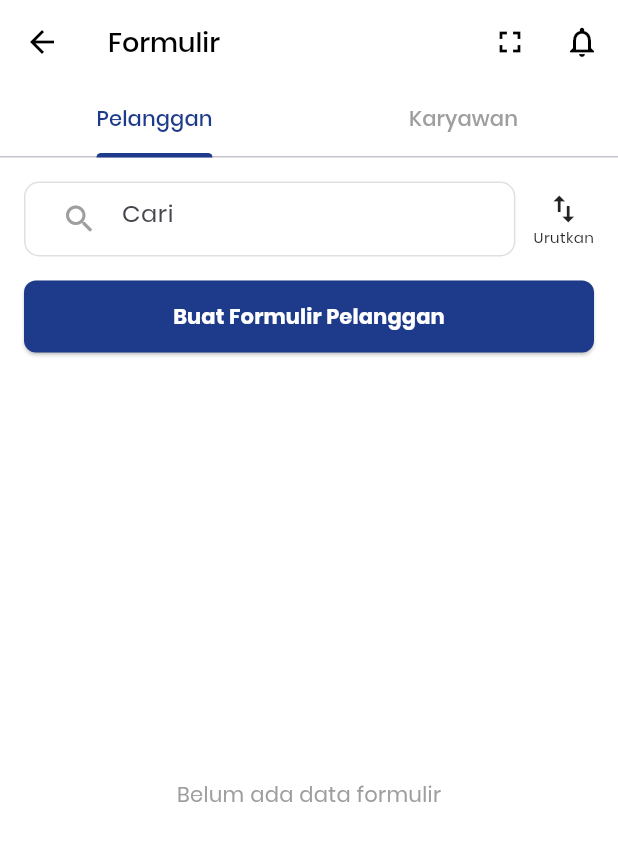
After one commit to ariefprogrammer/mending-front, a Flutter app: the FormulirIndexPage screen opened directly, on a phone screen of 412 x 824 dp. The commit adds this screen. Shown: the top 841 px of the screen. Run offline on Flutter 3.47's test engine with Material 3 defaults, Android fonts, the phone set to English and light mode, and no system bars; our stand-ins replace fl_chart, image_picker.

Commit message:
Membuat fitur formulir

```diff
--- a/lib/screens/dashboard.dart
+++ b/lib/screens/dashboard.dart
@@ -13,6 +13,7 @@ import 'pemasukan/pemasukan_index.dart';
 import 'pengeluaran/pengeluaran_index.dart';
 import 'bukukas/bukukas_index.dart';
 import 'pesanmasal/pesanmasal_index.dart';
+import 'formulir/formulir_index.dart';
 
 class DashboardPage extends StatelessWidget {
   const DashboardPage({super.key});
@@ -280,7 +281,14 @@ class DashboardPage extends StatelessWidget {
                         MaterialPageRoute(builder: (context) => const PesanMasalPage()),
                       ),
                     ),
-                    _buildMenuItem(Icons.assignment_outlined, 'Formulir'),
+                    _buildMenuItem(
+                      Icons.assignment_outlined,
+                      'Formulir',
+                      onTap: () => Navigator.push(
+                        context,
+                        MaterialPageRoute(builder: (context) => const FormulirIndexPage()),
+                      ),
+                    ),
                     _buildMenuItem(Icons.storefront_outlined, 'Outlet'),
                   ],
                 ),
--- /dev/null
+++ b/lib/screens/formulir/formulir_index.dart
@@ -0,0 +1,136 @@
+import 'package:flutter/material.dart';
+
+class FormulirIndexPage extends StatefulWidget {
+  const FormulirIndexPage({super.key});
+
+  @override
+  State<FormulirIndexPage> createState() => _FormulirIndexPageState();
+}
+
+class _FormulirIndexPageState extends State<FormulirIndexPage> with SingleTickerProviderStateMixin {
+  late TabController _tabController;
+
+  @override
+  void initState() {
+    super.initState();
+    // Inisialisasi TabController dengan 2 tab: Pelanggan & Karyawan
+    _tabController = TabController(length: 2, vsync: this);
+  }
+
+  @override
+  void dispose() {
+    _tabController.dispose();
+    super.dispose();
+  }
+
+  @override
+  Widget build(BuildContext context) {
+    return Scaffold(
+      backgroundColor: Colors.white,
+      appBar: AppBar(
+        backgroundColor: Colors.white,
+        elevation: 0,
+        leading: IconButton(
+          icon: const Icon(Icons.arrow_back, color: Colors.black),
+          onPressed: () => Navigator.pop(context),
+        ),
+        title: const Text(
+          'Formulir', //
+          style: TextStyle(color: Colors.black, fontSize: 18, fontWeight: FontWeight.w500),
+        ),
+        actions: [
+          IconButton(onPressed: () {}, icon: const Icon(Icons.fullscreen, color: Colors.black)),
+          IconButton(onPressed: () {}, icon: const Icon(Icons.notifications_none, color: Colors.black)),
+        ],
+        // TabBar untuk navigasi Pelanggan & Karyawan
+        bottom: TabBar(
+          controller: _tabController,
+          labelColor: const Color(0xFF1E3A8A), // Biru brand
+          unselectedLabelColor: Colors.grey,
+          indicatorColor: const Color(0xFF1E3A8A),
+          indicatorWeight: 3,
+          tabs: const [
+            Tab(text: "Pelanggan"),
+            Tab(text: "Karyawan"),
+          ],
+        ),
+      ),
+      body: TabBarView(
+        controller: _tabController,
+        children: [
+          _buildFormulirList(type: "Pelanggan"),
+          _buildFormulirList(type: "Karyawan"),
+        ],
+      ),
+    );
+  }
+
+  Widget _buildFormulirList({required String type}) {
+    return Column(
+      children: [
+        // Search Bar & Sort Button
+        Padding(
+          padding: const EdgeInsets.all(16.0),
+          child: Row(
+            children: [
+              Expanded(
+                child: Container(
+                  padding: const EdgeInsets.symmetric(horizontal: 12),
+                  decoration: BoxDecoration(
+                    color: Colors.white,
+                    borderRadius: BorderRadius.circular(10),
+                    border: Border.all(color: Colors.grey.shade300),
+                  ),
+                  child: const TextField(
+                    decoration: InputDecoration(
+                      hintText: 'Cari', //
+                      prefixIcon: Icon(Icons.search, color: Colors.grey),
+                      border: InputBorder.none,
+                    ),
+                  ),
+                ),
+              ),
+              const SizedBox(width: 12),
+              Column(
+                children: const [
+                  Icon(Icons.swap_vert, color: Colors.black87),
+                  Text('Urutkan', style: TextStyle(fontSize: 10, color: Colors.black87)), //
+                ],
+              ),
+            ],
+          ),
+        ),
+
+        // Tombol Buat Formulir
+        Padding(
+          padding: const EdgeInsets.symmetric(horizontal: 16.0),
+          child: SizedBox(
+            width: double.infinity,
+            child: ElevatedButton(
+              onPressed: () {},
+              style: ElevatedButton.styleFrom(
+                backgroundColor: const Color(0xFF1E3A8A), // Biru brand
+                padding: const EdgeInsets.symmetric(vertical: 14),
+                shape: RoundedRectangleBorder(borderRadius: BorderRadius.circular(8)),
+              ),
+              child: Text(
+                "Buat Formulir $type", //
+                style: const TextStyle(color: Colors.white, fontWeight: FontWeight.bold),
+              ),
+            ),
+          ),
+        ),
+
+        // Area Daftar Formulir (Placeholder)
+        const Expanded(
+          child: Center(
+            child: Text(
+              "Belum ada data formulir",
+              style: TextStyle(color: Colors.grey),
+            ),
+          ),
+        ),
+      ],
+    );
+  }
+}
```
